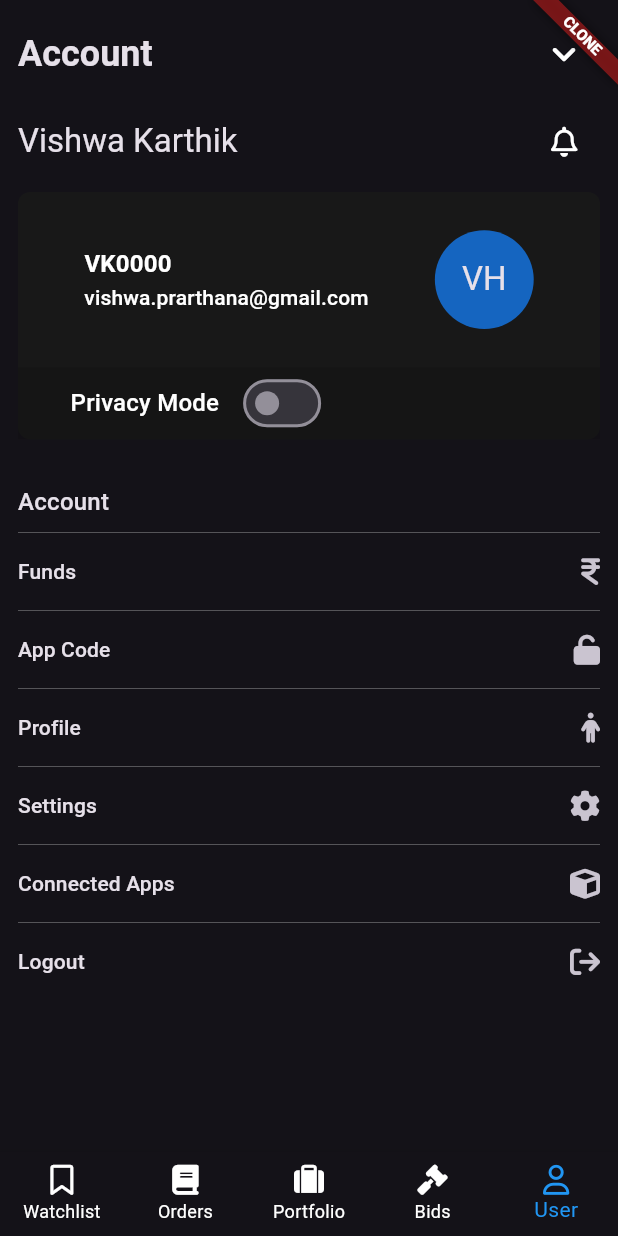
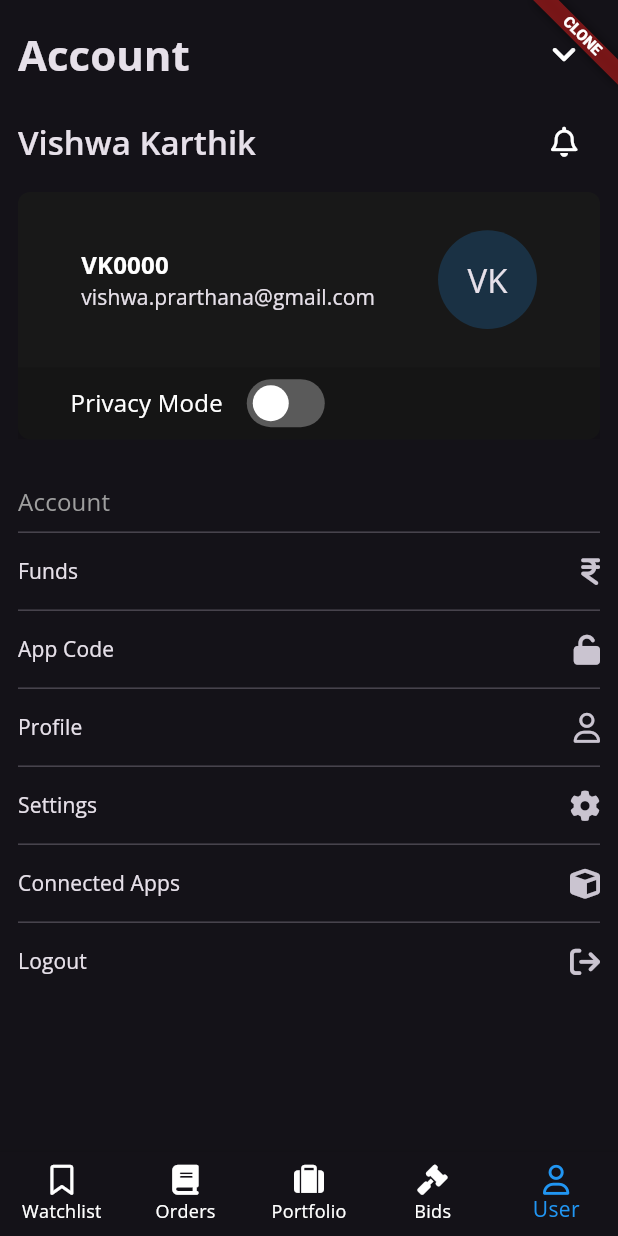
Before and after one commit to Vishwa-Karthik/zerodha-clone, a Flutter app: the screen it shows after launch, item 5 of the bottom bar chosen, on a phone screen of 412 x 824 dp. Run offline on Flutter 3.47's test engine with Material 3 defaults, Android fonts, the phone set to English and light mode, and no system bars; our stand-ins replace equatable, flutter_riverpod, font_awesome_flutter; missing offline and left inert: device_frame, fuzzy_bolt; network calls fail.

Commit message:
improvisation and tweek UI

```diff
--- a/client/zerodha/lib/core/constants/app_constant.dart
+++ b/client/zerodha/lib/core/constants/app_constant.dart
@@ -1,10 +1,17 @@
 class AppConstant {
-  static final double double0 = 0.0;
-  static final double double05 = 5.0;
-  static final double double8 = 8.0;
-  static final double double10 = 10.0;
-  static final double double12 = 12.0;
-  static final double double14 = 14.0;
-  static final double double20 = 20.0;
-  static final double double24 = 24.0;
+  static const double double0 = 0.0;
+  static const double double0_5 = 0.5;
+  static const double double5 = 5.0;
+  static const double double8 = 8.0;
+  static const double double10 = 10.0;
+  static const double double12 = 12.0;
+  static const double double14 = 14.0;
+  static const double double20 = 20.0;
+  static const double double24 = 24.0;
+
+  static const String email = 'vishwa.prarthana@gmail.com';
+
+  //
+  static const String kLocalHost = 'ws://localhost:8080/stocks';
+  static const String kEmulatorLocalHost = 'ws://10.0.2.2:8080/stocks';
 }
--- a/client/zerodha/lib/core/theme/app_theme.dart
+++ b/client/zerodha/lib/core/constants/app_theme.dart
@@ -5,6 +5,11 @@ import 'package:zerodha/core/constants/app_constant.dart';
 class AppTheme {
   static ThemeData dark() {
     return ThemeData(
+      fontFamily: 'OpenSans',
+      bottomAppBarTheme: BottomAppBarTheme(
+        color: AppColor.blackColor,
+        elevation: AppConstant.double0,
+      ),
       iconTheme: IconThemeData(
         size: AppConstant.double20,
         color: AppColor.whiteColor,
@@ -28,6 +33,16 @@ class AppTheme {
         enableFeedback: true,
         selectedIconTheme: IconThemeData(size: AppConstant.double20),
         unselectedIconTheme: IconThemeData(size: AppConstant.double20),
+      ),
+      switchTheme: SwitchThemeData(
+        trackOutlineColor: WidgetStateProperty.all(AppColor.transparentColor),
+        thumbIcon: WidgetStateProperty.all(
+          Icon(Icons.check, color: AppColor.whiteColor),
+        ),
+        thumbColor: WidgetStateProperty.all(AppColor.whiteColor),
+        trackColor: WidgetStateProperty.all(
+          AppColor.blueColor.withValues(alpha: AppConstant.double0_5),
+        ),
       ),
     );
   }
--- /dev/null
+++ b/client/zerodha/lib/features/dashboard/presentation/dashboard_page.dart
@@ -0,0 +1,66 @@
+
+import 'package:flutter/material.dart';
+import 'package:flutter_riverpod/flutter_riverpod.dart';
+import 'package:font_awesome_flutter/font_awesome_flutter.dart';
+import 'package:zerodha/features/bids/presentation/pages/bids_page.dart';
+import 'package:zerodha/features/dashboard/providers/bottom_index_provider.dart';
+import 'package:zerodha/features/orders/presentation/pages/orders_page.dart';
+import 'package:zerodha/features/portfolio/presentation/pages/portfolio_page.dart';
+import 'package:zerodha/features/user/presentation/pages/users_page.dart';
+import 'package:zerodha/features/watchlist/presentation/pages/watchlist_page.dart';
+
+class DashboardPage extends ConsumerWidget {
+  const DashboardPage({super.key});
+
+  static final List<BottomNavigationBarItem> bottomNavBarItems = [
+    BottomNavigationBarItem(
+      icon: FaIcon(FontAwesomeIcons.bookmark),
+      label: "Watchlist",
+    ),
+    BottomNavigationBarItem(
+      icon: FaIcon(FontAwesomeIcons.book),
+      label: "Orders",
+    ),
+    BottomNavigationBarItem(
+      icon: FaIcon(FontAwesomeIcons.suitcase),
+      label: "Portfolio",
+    ),
+    BottomNavigationBarItem(
+      icon: FaIcon(FontAwesomeIcons.gavel),
+      label: "Bids",
+    ),
+    BottomNavigationBarItem(icon: FaIcon(FontAwesomeIcons.user), label: "User"),
+  ];
+
+  static final List<Widget> body = [
+    WatchListPage(),
+    OrdersPage(),
+    PortfolioPage(),
+    BidsPage(),
+    UsersPage(),
+  ];
+
+  @override
+  Widget build(BuildContext context, WidgetRef ref) {
+    final selectedIndex = ref.watch(bottomIndeProvider);
+    return Banner(
+      message: "CLONE",
+      location: BannerLocation.topEnd,
+      child: SafeArea(
+        child: Scaffold(
+          body: body[selectedIndex],
+          bottomNavigationBar: BottomNavigationBar(
+            currentIndex: selectedIndex,
+            type: BottomNavigationBarType.fixed,
+            showSelectedLabels: true,
+            showUnselectedLabels: true,
+            items: bottomNavBarItems,
+            onTap: (int index) {
+              ref.read(bottomIndeProvider.notifier).state = index;
+            },
+          ),
+        ),
+      ),
+    );
+  }
+}
--- /dev/null
+++ b/client/zerodha/lib/features/dashboard/providers/bottom_index_provider.dart
@@ -0,0 +1,5 @@
+import 'package:flutter_riverpod/flutter_riverpod.dart';
+
+final bottomIndeProvider = StateProvider<int>((ref) {
+  return 0;
+});
--- a/client/zerodha/lib/features/user/presentation/pages/users_page.dart
+++ b/client/zerodha/lib/features/user/presentation/pages/users_page.dart
@@ -1,37 +1,50 @@
 import 'package:flutter/material.dart';
+import 'package:flutter_riverpod/flutter_riverpod.dart';
 import 'package:font_awesome_flutter/font_awesome_flutter.dart';
 import 'package:zerodha/core/constants/app_color.dart';
+import 'package:zerodha/core/constants/app_constant.dart';
+import 'package:zerodha/features/user/presentation/providers/privacy_mode_provider.dart';
 import 'package:zerodha/features/user/presentation/widgets/account_action_list_tile.dart';
 
-class UsersPage extends StatefulWidget {
+class UsersPage extends ConsumerWidget {
   const UsersPage({super.key});
 
-  @override
-  State<UsersPage> createState() => _UsersPageState();
-}
-
-class _UsersPageState extends State<UsersPage> {
-  final List<AccountUserInteractionModel> accountUserInteractionModel = [
+  static final List<AccountUserInteractionModel> accountUserInteractionModel = [
     AccountUserInteractionModel(
-        index: 1, text: "Funds", iconData: FontAwesomeIcons.indianRupeeSign),
+      index: 1,
+      text: "Funds",
+      iconData: FontAwesomeIcons.indianRupeeSign,
+    ),
     AccountUserInteractionModel(
-        index: 2, text: "App Code", iconData: FontAwesomeIcons.unlock),
+      index: 2,
+      text: "App Code",
+      iconData: FontAwesomeIcons.unlock,
+    ),
     AccountUserInteractionModel(
-        index: 3, text: "Profile", iconData: FontAwesomeIcons.person),
+      index: 3,
+      text: "Profile",
+      iconData: FontAwesomeIcons.user,
+    ),
     AccountUserInteractionModel(
-        index: 4, text: "Settings", iconData: FontAwesomeIcons.gear),
+      index: 4,
+      text: "Settings",
+      iconData: FontAwesomeIcons.gear,
+    ),
     AccountUserInteractionModel(
-        index: 5, text: "Connected Apps", iconData: FontAwesomeIcons.cube),
+      index: 5,
+      text: "Connected Apps",
+      iconData: FontAwesomeIcons.cube,
+    ),
     AccountUserInteractionModel(
-        index: 6,
-        text: "Logout",
-        iconData: FontAwesomeIcons.arrowRightFromBracket),
+      index: 6,
+      text: "Logout",
+      iconData: FontAwesomeIcons.arrowRightFromBracket,
+    ),
   ];
 
-  bool switchValue = false;
-
   @override
-  Widget build(BuildContext context) {
+  Widget build(BuildContext context, WidgetRef ref) {
+    final privacyMode = ref.watch(privacyModeProvider);
     return SingleChildScrollView(
       child: Padding(
         padding: const EdgeInsets.all(12.0),
@@ -44,10 +57,9 @@ class _UsersPageState extends State<UsersPage> {
               children: [
                 Text(
                   "Account",
-                  style: Theme.of(context)
-                      .textTheme
-                      .headlineSmall
-                      ?.copyWith(fontWeight: FontWeight.bold),
+                  style: Theme.of(context).textTheme.headlineMedium?.copyWith(
+                    fontWeight: FontWeight.bold,
+                  ),
                 ),
                 IconButton(
                   onPressed: () {},
@@ -63,7 +75,9 @@ class _UsersPageState extends State<UsersPage> {
               children: [
                 Text(
                   "Vishwa Karthik",
-                  style: Theme.of(context).textTheme.titleLarge,
+                  style: Theme.of(
+                    context,
+                  ).textTheme.titleLarge?.copyWith(fontWeight: FontWeight.w600),
                 ),
                 IconButton(
                   onPressed: () {},
@@ -96,29 +110,31 @@ class _UsersPageState extends State<UsersPage> {
                           children: [
                             Text(
                               "VK0000",
-                              style: Theme.of(context)
-                                  .textTheme
-                                  .titleMedium
-                                  ?.copyWith(
-                                      fontWeight: FontWeight.w700,
-                                      color: AppColor.whiteColor),
+                              style: Theme.of(
+                                context,
+                              ).textTheme.titleMedium?.copyWith(
+                                fontWeight: FontWeight.w700,
+                                color: AppColor.whiteColor,
+                              ),
                             ),
                             Text(
-                              "vishwa.prarthana@gmail.com",
-                              style: Theme.of(context)
-                                  .textTheme
-                                  .titleSmall
-                                  ?.copyWith(
-                                      fontWeight: FontWeight.w500,
-                                      color: AppColor.whiteColor),
+                              AppConstant.email,
+                              style: Theme.of(context).textTheme.titleSmall
+                                  ?.copyWith(fontWeight: FontWeight.w500),
                             ),
                           ],
                         ),
                         CircleAvatar(
-                          minRadius: MediaQuery.sizeOf(context).width * 0.08,
-                          backgroundColor: Colors.blue.shade800,
-                          child: Text("VH",
-                              style: Theme.of(context).textTheme.titleLarge),
+                          minRadius: MediaQuery.sizeOf(context).height * 0.04,
+                          backgroundColor: AppColor.blueColor.withValues(
+                            alpha: 0.2,
+                          ),
+                          child: Center(
+                            child: Text(
+                              "VK",
+                              style: Theme.of(context).textTheme.titleLarge,
+                            ),
+                          ),
                         ),
                       ],
                     ),
@@ -133,19 +149,21 @@ class _UsersPageState extends State<UsersPage> {
                         children: [
                           Text(
                             "Privacy Mode",
-                            style: Theme.of(context)
-                                .textTheme
-                                .titleMedium
-                                ?.copyWith(
-                                    fontWeight: FontWeight.w500,
-                                    color: AppColor.whiteColor),
+                            style: Theme.of(
+                              context,
+                            ).textTheme.titleMedium?.copyWith(
+                              fontWeight: FontWeight.w500,
+                              color: AppColor.whiteColor,
+                            ),
                           ),
                           Switch.adaptive(
-                            value: switchValue,
+                            inactiveTrackColor: AppColor.greyColor.withValues(
+                              alpha: 0.5,
+                            ),
+                            value: privacyMode,
                             onChanged: (bool value) {
-                              setState(() {
-                                switchValue = value;
-                              });
+                              ref.read(privacyModeProvider.notifier).state =
+                                  value;
                             },
                           ),
                         ],
@@ -160,13 +178,12 @@ class _UsersPageState extends State<UsersPage> {
             //
             Text(
               "Account",
-              style: Theme.of(context).textTheme.titleMedium,
+              style: Theme.of(
+                context,
+              ).textTheme.titleMedium?.copyWith(color: AppColor.greyColor),
             ),
 
-            Divider(
-              color: Colors.grey.shade200,
-              thickness: 0.2,
-            ),
+            Divider(),
 
             //
             AccountActionListTile(
@@ -185,6 +202,9 @@ class AccountUserInteractionModel {
   final String? text;
   final IconData? iconData;
 
-  AccountUserInteractionModel(
-      {required this.index, required this.text, required this.iconData});
+  AccountUserInteractionModel({
+    required this.index,
+    required this.text,
+    required this.iconData,
+  });
 }
--- /dev/null
+++ b/client/zerodha/lib/features/user/presentation/providers/privacy_mode_provider.dart
@@ -0,0 +1,5 @@
+import 'package:flutter_riverpod/flutter_riverpod.dart';
+
+final privacyModeProvider = StateProvider<bool>((ref) {
+  return false;
+});
--- a/client/zerodha/lib/features/user/presentation/widgets/account_action_list_tile.dart
+++ b/client/zerodha/lib/features/user/presentation/widgets/account_action_list_tile.dart
@@ -2,7 +2,7 @@ import 'package:flutter/material.dart';
 import 'package:font_awesome_flutter/font_awesome_flutter.dart';
 import 'package:zerodha/features/user/presentation/pages/users_page.dart';
 
-class AccountActionListTile extends StatefulWidget {
+class AccountActionListTile extends StatelessWidget {
   final List<AccountUserInteractionModel> accountUserInteractionModel;
   final Function(AccountUserInteractionModel, int) onPressed;
 
@@ -13,37 +13,28 @@ class AccountActionListTile extends StatefulWidget {
   });
 
   @override
-  State<AccountActionListTile> createState() => _AccountActionListTileState();
-}
-
-class _AccountActionListTileState extends State<AccountActionListTile> {
-  @override
   Widget build(BuildContext context) {
     return ListView.separated(
       shrinkWrap: true,
       physics: const NeverScrollableScrollPhysics(),
       itemBuilder: (_, index) {
         return GestureDetector(
-          onTap: widget.onPressed(
-              widget.accountUserInteractionModel[index], index),
+          onTap: onPressed(accountUserInteractionModel[index], index),
           child: ListTile(
             minTileHeight: MediaQuery.sizeOf(context).height * 0.04,
             contentPadding: const EdgeInsets.only(),
-            title: Text(widget.accountUserInteractionModel[index].text ?? ""),
+            title: Text(accountUserInteractionModel[index].text ?? ""),
             titleTextStyle: Theme.of(context).textTheme.titleSmall,
             trailing: FaIcon(
-                widget.accountUserInteractionModel[index].iconData ??
-                    FontAwesomeIcons.a),
+              accountUserInteractionModel[index].iconData ?? FontAwesomeIcons.a,
+            ),
           ),
         );
       },
       separatorBuilder: (_, index) {
-        return Divider(
-          color: Colors.grey.shade200,
-          thickness: 0.2,
-        );
+        return Divider();
       },
-      itemCount: widget.accountUserInteractionModel.length,
+      itemCount: accountUserInteractionModel.length,
     );
   }
 }
--- a/client/zerodha/lib/features/watchlist/presentation/pages/watchlist_page.dart
+++ b/client/zerodha/lib/features/watchlist/presentation/pages/watchlist_page.dart
@@ -17,8 +17,6 @@ class WatchListPage extends ConsumerStatefulWidget {
 
 class _WatchListPageState extends ConsumerState<WatchListPage>
     with SingleTickerProviderStateMixin {
-  int selectedWatchlistIndex = 0;
-
   final List<Tab> watchlistTabs = [
     Tab(text: "Watchlist 0"),
     Tab(text: "Watchlist 1"),
@@ -105,7 +103,7 @@ class _WatchListPageState extends ConsumerState<WatchListPage>
                 ),
               ),
               trailing: [
-                Text("5/100"),
+                Text("10 / ${stockState.value?.length.toString() ?? "0"}"),
                 SizedBox(width: AppConstant.double10),
                 Container(width: 1, height: 15, color: Colors.grey),
                 SizedBox(width: AppConstant.double10),
--- a/client/zerodha/lib/main.dart
+++ b/client/zerodha/lib/main.dart
@@ -1,18 +1,18 @@
 import 'package:flutter/foundation.dart';
 import 'package:flutter/material.dart';
+import 'package:flutter/services.dart';
 import 'package:flutter_riverpod/flutter_riverpod.dart';
-import 'package:font_awesome_flutter/font_awesome_flutter.dart';
-
 import 'package:device_frame/device_frame.dart';
-import 'package:zerodha/core/theme/app_theme.dart';
-import 'package:zerodha/features/bids/presentation/pages/bids_page.dart';
-import 'package:zerodha/features/orders/presentation/pages/orders_page.dart';
-import 'package:zerodha/features/portfolio/presentation/pages/portfolio_page.dart';
-import 'package:zerodha/features/user/presentation/pages/users_page.dart';
-import 'package:zerodha/features/watchlist/presentation/pages/watchlist_page.dart';
+import 'package:zerodha/core/constants/app_theme.dart';
+import 'package:zerodha/features/dashboard/presentation/dashboard_page.dart';
 
 Future<void> main() async {
   WidgetsFlutterBinding.ensureInitialized();
+  SystemChrome.setPreferredOrientations([
+    DeviceOrientation.portraitUp,
+    DeviceOrientation.portraitDown,
+  ]);
+  SystemChrome.setEnabledSystemUIMode(SystemUiMode.immersive);
 
   runApp(ProviderScope(child: const MyApp()));
 }
@@ -28,85 +28,20 @@ class MyApp extends StatelessWidget {
       theme: AppTheme.light(),
       themeMode: ThemeMode.dark,
       darkTheme: AppTheme.dark(),
-      home: kIsWeb ? WrappedHomePage() : const HomePage(),
+      home: kIsWeb ? WrappedDashboardPage() : const DashboardPage(),
     );
   }
 }
 
-class WrappedHomePage extends StatelessWidget {
-  const WrappedHomePage({super.key});
+class WrappedDashboardPage extends StatelessWidget {
+  const WrappedDashboardPage({super.key});
 
   @override
   Widget build(BuildContext context) {
     return DeviceFrame(
       isFrameVisible: true,
       device: Devices.ios.iPhone13ProMax,
-      screen: const HomePage(),
-
+      screen: const DashboardPage(),
     );
   }
 }
-
-class HomePage extends StatefulWidget {
-  const HomePage({super.key});
-
-  @override
-  State<HomePage> createState() => _HomePageState();
-}
-
-class _HomePageState extends State<HomePage> {
-  int selectedIndex = 0;
-
-  final List<BottomNavigationBarItem> bottomNavBarItems = [
-    BottomNavigationBarItem(
-      icon: FaIcon(FontAwesomeIcons.bookmark),
-      label: "Watchlist",
-    ),
-    BottomNavigationBarItem(
-      icon: FaIcon(FontAwesomeIcons.book),
-      label: "Orders",
-    ),
-    BottomNavigationBarItem(
-      icon: FaIcon(FontAwesomeIcons.suitcase),
-      label: "Portfolio",
-    ),
-    BottomNavigationBarItem(
-      icon: FaIcon(FontAwesomeIcons.gavel),
-      label: "Bids",
-    ),
-    BottomNavigationBarItem(icon: FaIcon(FontAwesomeIcons.user), label: "User"),
-  ];
-
-  final List<Widget> body = [
-    WatchListPage(),
-    OrdersPage(),
-    PortfolioPage(),
-    BidsPage(),
-    UsersPage(),
-  ];
-
-  @override
-  Widget build(BuildContext context) {
-    return Banner(
-      message: "CLONE",
-      location: BannerLocation.topEnd,
-      child: SafeArea(
-        child: Scaffold(
-          body: body[selectedIndex],
-          bottomNavigationBar: BottomNavigationBar(
-            currentIndex: selectedIndex,
-            type: BottomNavigationBarType.fixed,
-            showSelectedLabels: true,
-            showUnselectedLabels: true,
-            items: bottomNavBarItems,
-            onTap: (int index) {
-              setState(() {
-                selectedIndex = index;
-              });
-            },
-          ),
-        ),
-      ),
-    );
-  }
-}
```
Also changed, not shown: client/zerodha/lib/features/watchlist/presentation/widgets/watchlist_tabview.dart (deleted, +0 -19 lines), client/zerodha/lib/features/watchlist/providers/stocks_provider.dart (+25 -10 lines), client/zerodha/pubspec.yaml (+12 -22 lines), client/zerodha/assets/OpenSans-Bold.ttf (added), client/zerodha/assets/OpenSans-ExtraBold.ttf (added), client/zerodha/assets/OpenSans-Light.ttf (added), client/zerodha/assets/OpenSans-Regular.ttf (added), client/zerodha/assets/OpenSans-SemiBold.ttf (added), client/zerodha/lib/core/injection/injection_container.dart (deleted), client/zerodha/pubspec.lock.
